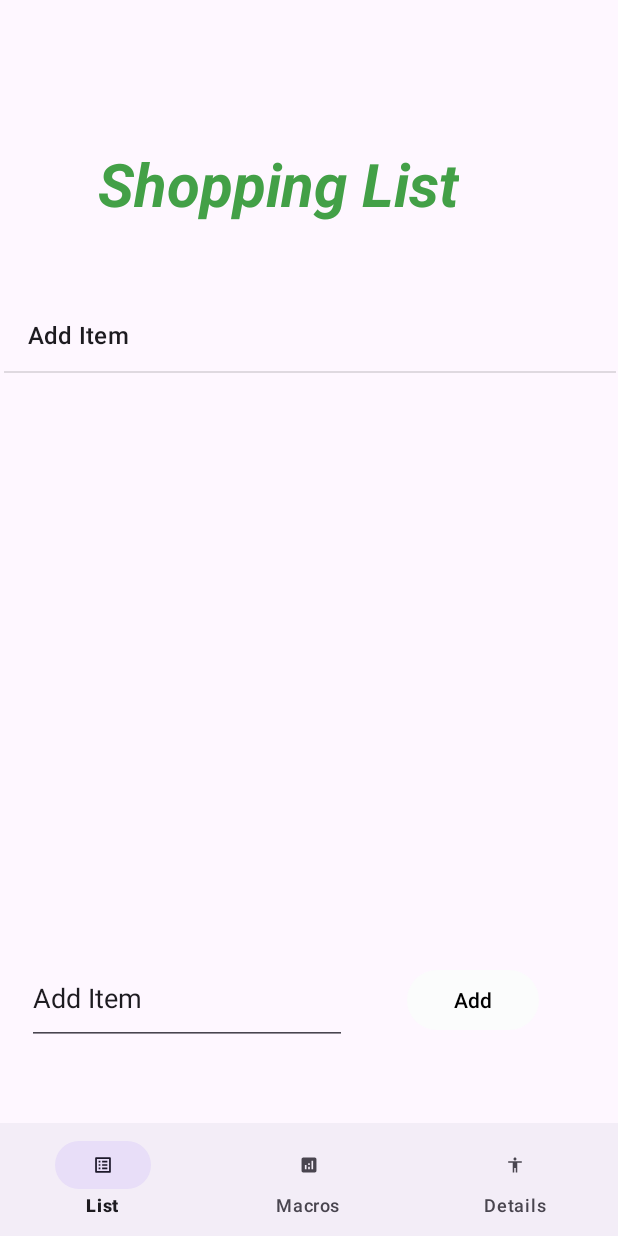
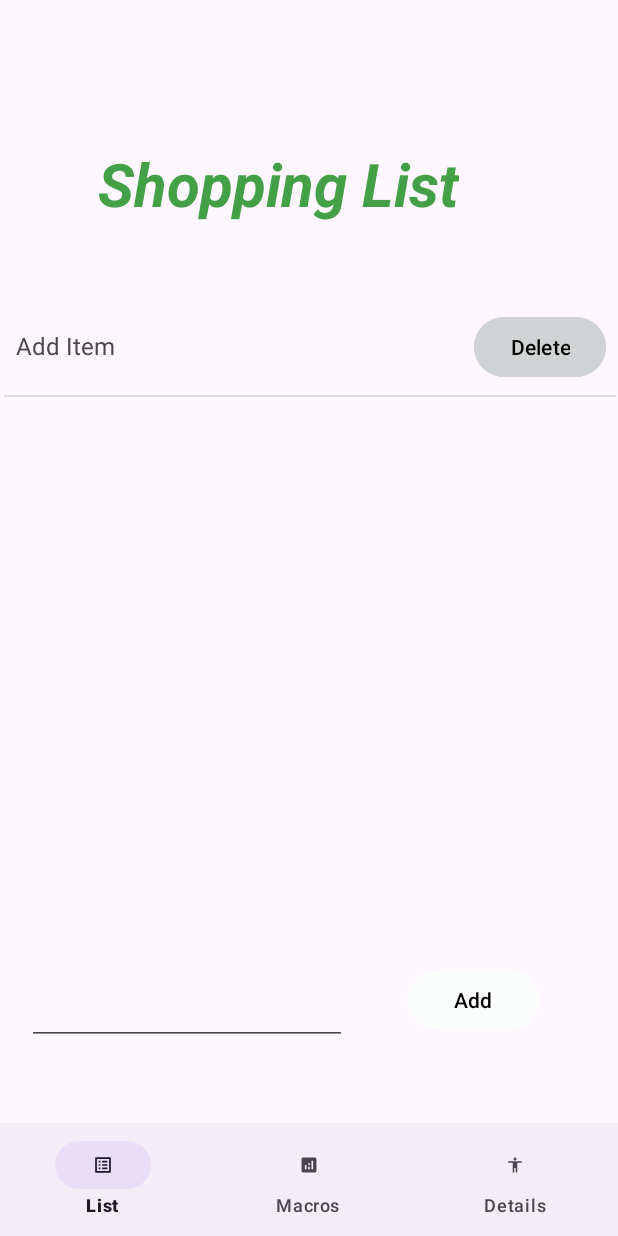
Before and after one commit to LeoBurke3/309project, an Android app: the fragment SecondFragment placed in its activity, after a tap on "Add", on a phone screen of 412 x 824 dp. Run offline under Robolectric (Android 15) with nearby library versions, the phone set to English and light mode, and no system bars.

Commit message:
fixed up second fragment and added delete button to listview.

```diff
--- a/app/src/main/java/com/example/a309project_leo/FirstFragment.java
+++ b/app/src/main/java/com/example/a309project_leo/FirstFragment.java
@@ -7,18 +7,15 @@ import androidx.fragment.app.Fragment;
 import android.view.LayoutInflater;
 import android.view.View;
 import android.view.ViewGroup;
+import android.widget.TextView;
 
-/**
- * A simple {@link Fragment} subclass.
- * Use the {@link FirstFragment#newInstance} factory method to
- * create an instance of this fragment.
- */
+
 public class FirstFragment extends Fragment {
 
     // TODO: Rename parameter arguments, choose names that match
     // the fragment initialization parameters, e.g. ARG_ITEM_NUMBER
 
-
+    TextView calorieNum;
     public FirstFragment() {
         // Required empty public constructor
     }
@@ -41,7 +38,18 @@ public class FirstFragment extends Fragment {
     @Override
     public View onCreateView(LayoutInflater inflater, ViewGroup container,
                              Bundle savedInstanceState) {
+
         // Inflate the layout for this fragment
-        return inflater.inflate(R.layout.first_fragment, container, false);
+        View view = inflater.inflate(R.layout.first_fragment, container, false);
+
+        calories(view);
+        return view;
+    }
+
+    public void calories(View view){
+        int currentCalories = getResources().getInteger(R.integer.currentCalories);
+        int goalCalories = getResources().getInteger(R.integer.goalCalories);
+        calorieNum = view.findViewById(R.id.calorieNum);
+        calorieNum.setText(String.valueOf(currentCalories) + '/' + String.valueOf(goalCalories));
     }
 }
--- a/app/src/main/java/com/example/a309project_leo/SecondFragment.java
+++ b/app/src/main/java/com/example/a309project_leo/SecondFragment.java
@@ -11,9 +11,9 @@ import android.widget.ArrayAdapter;
 import android.widget.Button;
 import android.widget.EditText;
 import android.widget.ListView;
-
 import java.util.ArrayList;
 import java.util.List;
+import com.example.a309project_leo.adapter.MyListAdapter;
 
 
 /**
@@ -30,7 +30,8 @@ public class SecondFragment extends Fragment implements View.OnClickListener {
     ArrayList<String> array = new ArrayList<>();
     EditText noteBox;
     Button addButton;
-    ArrayAdapter adapter;
+    //ArrayAdapter adapter;
+    MyListAdapter adapter2;
     public SecondFragment() {
         // Required empty public constructor
 
@@ -56,13 +57,16 @@ public class SecondFragment extends Fragment implements View.OnClickListener {
     public View onCreateView(LayoutInflater inflater, ViewGroup container,
                              Bundle savedInstanceState) {
         // Inflate the layout for this fragment
-        adapter = new ArrayAdapter<String>(requireContext(), android.R.layout.simple_list_item_1,array);
+        //adapter = new ArrayAdapter<String>(requireContext(), android.R.layout.simple_list_item_1,array);
         View view = inflater.inflate(R.layout.second_fragment, container, false);
 
         listView = (ListView) view.findViewById(R.id.listview);
-        listView.setAdapter(adapter);
+        //listView.setAdapter(adapter);
         noteBox = view.findViewById(R.id.shoppingItem);
         addButton = view.findViewById(R.id.add_button);
+
+        adapter2 = new MyListAdapter(requireContext(),array);
+        listView.setAdapter(adapter2);
 
         addButton.setOnClickListener(this);
         return view;
@@ -72,6 +76,7 @@ public class SecondFragment extends Fragment implements View.OnClickListener {
     @Override
     public void onClick(View v) {
         array.add(noteBox.getText().toString());
-        adapter.notifyDataSetChanged();
+        noteBox.setText("");
+        adapter2.notifyDataSetChanged();
     }
 }
--- /dev/null
+++ b/app/src/main/java/com/example/a309project_leo/adapter/MyListAdapter.java
@@ -0,0 +1,45 @@
+package com.example.a309project_leo.adapter;// com.example.a309project_leo.adapter.MyListAdapter.java
+import android.content.Context;
+import android.view.LayoutInflater;
+import android.view.View;
+import android.view.ViewGroup;
+import android.widget.ArrayAdapter;
+import android.widget.Button;
+import android.widget.TextView;
+
+
+import com.example.a309project_leo.R;
+
+import java.util.List;
+
+public class MyListAdapter extends ArrayAdapter<String> {
+    private final Context context;
+    private final List<String> values;
+
+    public MyListAdapter(Context context, List<String> values) {
+        super(context, R.layout.list_item, values);
+        this.context = context;
+        this.values = values;
+    }
+
+    @Override
+    public View getView(final int position, View convertView, ViewGroup parent) {
+        LayoutInflater inflater = (LayoutInflater) context.getSystemService(Context.LAYOUT_INFLATER_SERVICE);
+        View rowView = inflater.inflate(R.layout.list_item, parent, false);
+
+        TextView textView = rowView.findViewById(R.id.textViewItem);
+        Button deleteButton = rowView.findViewById(R.id.buttonDelete);
+
+        textView.setText(values.get(position));
+
+        deleteButton.setOnClickListener(new View.OnClickListener() {
+            @Override
+            public void onClick(View v) {
+                values.remove(position);
+                notifyDataSetChanged();
+            }
+        });
+
+        return rowView;
+    }
+}
--- a/app/src/main/res/layout/first_fragment.xml
+++ b/app/src/main/res/layout/first_fragment.xml
@@ -134,12 +134,22 @@
         app:layout_constraintStart_toStartOf="parent"
         app:layout_constraintTop_toBottomOf="@+id/button" />
 
+    <TextView
+        android:id="@+id/textView4"
+        android:layout_width="wrap_content"
+        android:layout_height="wrap_content"
+        android:layout_marginEnd="180dp"
+        android:layout_marginBottom="20dp"
+        android:text="Calories"
+        app:layout_constraintBottom_toTopOf="@+id/progressBar"
+        app:layout_constraintEnd_toEndOf="parent" />
+
     <ProgressBar
         android:id="@+id/progressBar"
         style="?android:attr/progressBarStyleHorizontal"
         android:layout_width="wrap_content"
         android:layout_height="wrap_content"
-        android:layout_marginTop="144dp"
+        android:layout_marginTop="116dp"
         android:max="100"
         app:layout_constraintEnd_toEndOf="parent"
         app:layout_constraintHorizontal_bias="0.498"
@@ -147,13 +157,13 @@
         app:layout_constraintTop_toBottomOf="@+id/fatNum" />
 
     <TextView
-        android:id="@+id/textView4"
+        android:id="@+id/calorieNum"
         android:layout_width="wrap_content"
         android:layout_height="wrap_content"
-        android:layout_marginEnd="180dp"
-        android:layout_marginBottom="12dp"
-        android:text="Calories"
-        app:layout_constraintBottom_toTopOf="@+id/progressBar"
+        android:layout_marginEnd="202dp"
+        android:layout_marginBottom="190dp"
+        android:text="0"
+        app:layout_constraintBottom_toBottomOf="parent"
         app:layout_constraintEnd_toEndOf="parent" />
 
 </androidx.constraintlayout.widget.ConstraintLayout>
--- /dev/null
+++ b/app/src/main/res/layout/list_item.xml
@@ -0,0 +1,25 @@
+<!-- res/layout/list_item.xml -->
+<LinearLayout xmlns:android="http://schemas.android.com/apk/res/android"
+    android:layout_width="match_parent"
+    android:layout_height="wrap_content"
+    android:orientation="horizontal"
+    android:padding="8dp">
+
+    <TextView
+        android:id="@+id/textViewItem"
+        android:layout_width="0dp"
+        android:layout_height="wrap_content"
+        android:layout_weight="1"
+        android:text="Item Text"
+        android:textSize="16sp" />
+
+    <Button
+        android:id="@+id/buttonDelete"
+        android:layout_width="wrap_content"
+        android:layout_height="wrap_content"
+        android:elevation="4dp"
+        android:backgroundTint="@color/colorMainDark"
+        android:text="Delete"
+        android:textColor="@color/black"/>
+
+</LinearLayout>
```
